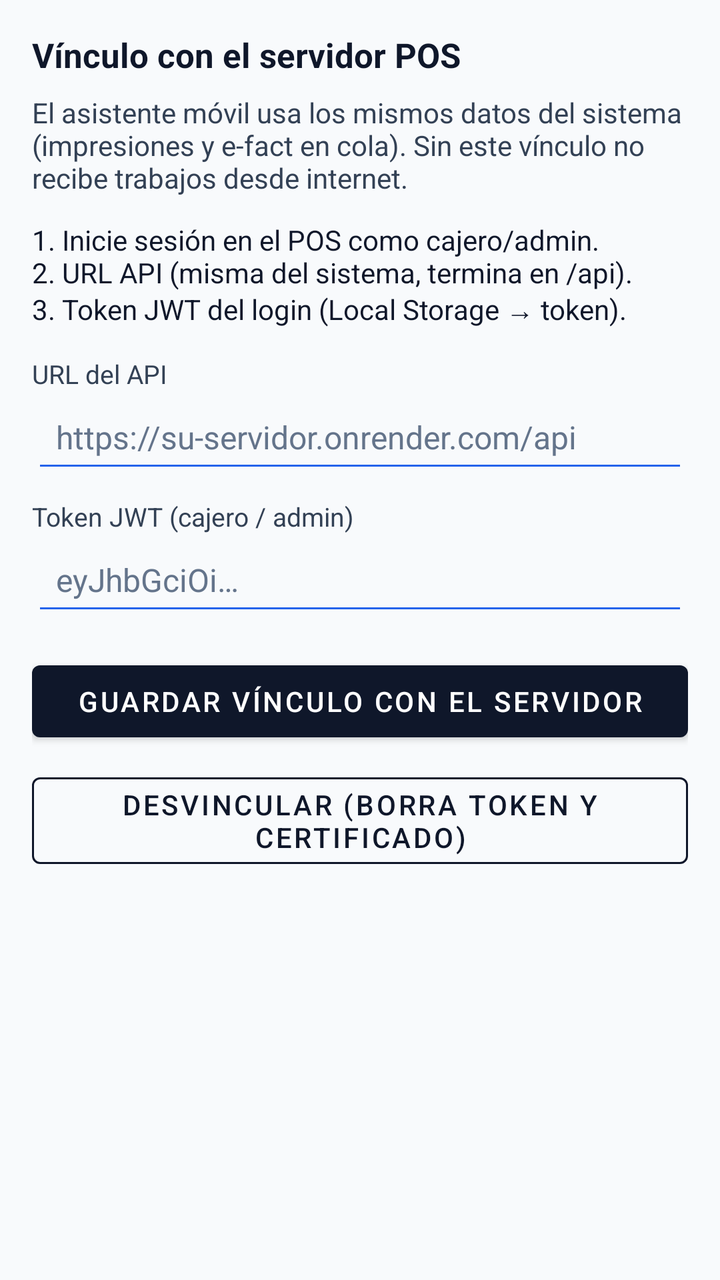
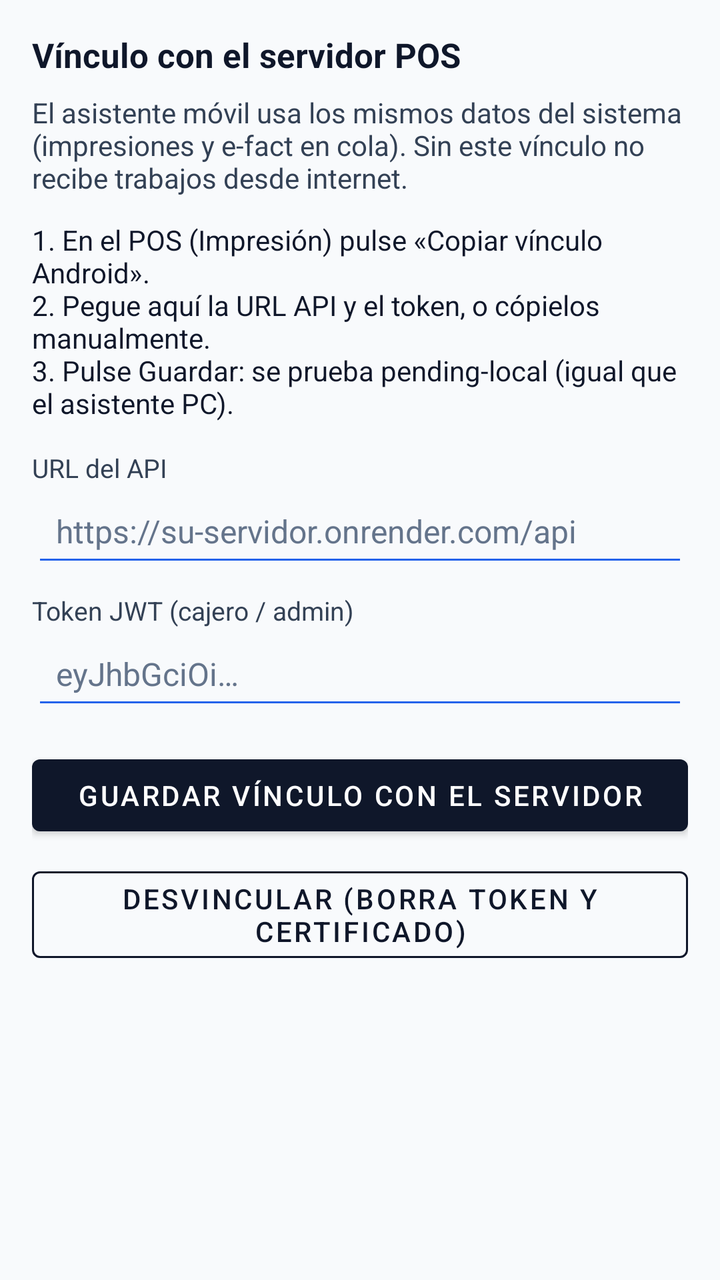

Screens rendered from an Android XML layout before and after an edit, with the pre-edit source and the edit as a unified diff.
<!-- AndroidManifest.xml: application theme Theme.FadeyMobileAssistant -->
<!-- res/layout/fragment_settings.xml -->
<?xml version="1.0" encoding="utf-8"?>
<ScrollView xmlns:android="http://schemas.android.com/apk/res/android"
    android:layout_width="match_parent"
    android:layout_height="match_parent"
    android:background="@color/fadey_bg"
    android:padding="16dp">

    <LinearLayout
        android:layout_width="match_parent"
        android:layout_height="wrap_content"
        android:orientation="vertical">

        <TextView
            android:layout_width="match_parent"
            android:layout_height="wrap_content"
            android:text="Vínculo con el servidor POS"
            android:textColor="@color/fadey_navy"
            android:textSize="17sp"
            android:textStyle="bold" />

        <TextView
            android:layout_width="match_parent"
            android:layout_height="wrap_content"
            android:layout_marginTop="8dp"
            android:text="El asistente móvil usa los mismos datos del sistema (impresiones y e-fact en cola). Sin este vínculo no recibe trabajos desde internet."
            android:textColor="@color/fadey_text_secondary"
            android:textSize="14sp" />

        <TextView
            android:layout_width="match_parent"
            android:layout_height="wrap_content"
            android:layout_marginTop="12dp"
            android:text="1. Inicie sesión en el POS como cajero/admin.\n2. URL API (misma del sistema, termina en /api).\n3. Token JWT del login (Local Storage → token)."
            android:textColor="@color/fadey_navy"
            android:textSize="14sp" />

        <TextView
            android:layout_width="match_parent"
            android:layout_height="wrap_content"
            android:layout_marginTop="14dp"
            android:text="URL del API"
            android:textColor="@color/fadey_text_secondary"
            android:textSize="13sp" />

        <EditText
            android:id="@+id/editApiBase"
            android:layout_width="match_parent"
            android:layout_height="wrap_content"
            android:hint="https://su-servidor.onrender.com/api"
            android:inputType="textUri"
            android:textColor="@color/fadey_navy"
            android:textColorHint="@color/fadey_hint" />

        <TextView
            android:layout_width="match_parent"
            android:layout_height="wrap_content"
            android:layout_marginTop="8dp"
            android:text="Token JWT (cajero / admin)"
            android:textColor="@color/fadey_text_secondary"
            android:textSize="13sp" />

        <EditText
            android:id="@+id/editToken"
            android:layout_width="match_parent"
            android:layout_height="wrap_content"
            android:hint="eyJhbGciOi…"
            android:inputType="textPassword"
            android:textColor="@color/fadey_navy"
            android:textColorHint="@color/fadey_hint" />

        <com.google.android.material.button.MaterialButton
            android:id="@+id/btnSaveLink"
            android:layout_width="match_parent"
            android:layout_height="wrap_content"
            android:layout_marginTop="14dp"
            android:text="Guardar vínculo con el servidor" />

        <com.google.android.material.button.MaterialButton
            android:id="@+id/btnUnlink"
            style="@style/Widget.Fadey.Button.Outlined"
            android:layout_width="match_parent"
            android:layout_height="wrap_content"
            android:layout_marginTop="8dp"
            android:text="Desvincular (borra token y certificado)" />

        <TextView
            android:id="@+id/txtSettingsMsg"
            android:layout_width="match_parent"
            android:layout_height="wrap_content"
            android:layout_marginTop="12dp"
            android:textColor="@color/fadey_navy"
            android:textSize="14sp"
            android:textStyle="bold" />
    </LinearLayout>
</ScrollView>
<!-- resources referenced by this layout -->
<resources>
  <color name="fadey_bg">#F8FAFC</color>
  <color name="fadey_hint">#64748B</color>
  <color name="fadey_navy">#0F172A</color>
  <color name="fadey_text_secondary">#334155</color>
  <style name="Widget.Fadey.Button.Outlined" parent="Widget.MaterialComponents.Button.OutlinedButton">
          <item name="android:textColor">@color/fadey_navy</item>
          <item name="strokeColor">@color/fadey_navy</item>
      </style>
  <style name="Theme.FadeyMobileAssistant" parent="Theme.MaterialComponents.Light.NoActionBar">
          <item name="colorPrimary">@color/fadey_navy</item>
          <item name="colorPrimaryVariant">#1E293B</item>
          <item name="colorOnPrimary">#FFFFFF</item>
          <item name="colorSecondary">@color/fadey_blue</item>
          <item name="colorOnSecondary">#FFFFFF</item>
          <item name="colorSurface">#FFFFFF</item>
          <item name="colorOnSurface">@color/fadey_navy</item>
          <item name="android:colorBackground">@color/fadey_bg</item>
          <item name="android:statusBarColor">@color/fadey_navy</item>
          <item name="android:windowBackground">@color/fadey_bg</item>
          <item name="android:textColorPrimary">@color/fadey_navy</item>
          <item name="android:textColorSecondary">@color/fadey_text_secondary</item>
          <item name="android:textColorHint">@color/fadey_hint</item>
          <item name="android:editTextColor">@color/fadey_navy</item>
          <item name="editTextStyle">@style/Widget.Fadey.EditText</item>
          <item name="materialButtonOutlinedStyle">@style/Widget.Fadey.Button.Outlined</item>
          <item name="bottomNavigationStyle">@style/Widget.Fadey.BottomNav</item>
      </style>
  <color name="fadey_blue">#2563EB</color>
  <style name="Widget.Fadey.EditText" parent="Widget.AppCompat.EditText">
          <item name="android:textColor">@color/fadey_navy</item>
          <item name="android:textColorHint">@color/fadey_hint</item>
          <item name="android:textSize">16sp</item>
          <item name="android:padding">12dp</item>
          <item name="android:backgroundTint">@color/fadey_blue</item>
      </style>
  <style name="Widget.Fadey.BottomNav" parent="Widget.MaterialComponents.BottomNavigationView">
          <item name="itemIconTint">@color/bottom_nav_colors</item>
          <item name="itemTextColor">@color/bottom_nav_colors</item>
          <item name="android:background">#FFFFFF</item>
      </style>
</resources>

<!-- the commit's change to res/layout/fragment_settings.xml (unified diff, before → after) -->
@@ -30,7 +30,7 @@
             android:layout_width="match_parent"
             android:layout_height="wrap_content"
             android:layout_marginTop="12dp"
-            android:text="1. Inicie sesión en el POS como cajero/admin.\n2. URL API (misma del sistema, termina en /api).\n3. Token JWT del login (Local Storage → token)."
+            android:text="1. En el POS (Impresión) pulse «Copiar vínculo Android».\n2. Pegue aquí la URL API y el token, o cópielos manualmente.\n3. Pulse Guardar: se prueba pending-local (igual que el asistente PC)."
             android:textColor="@color/fadey_navy"
             android:textSize="14sp" />
 
